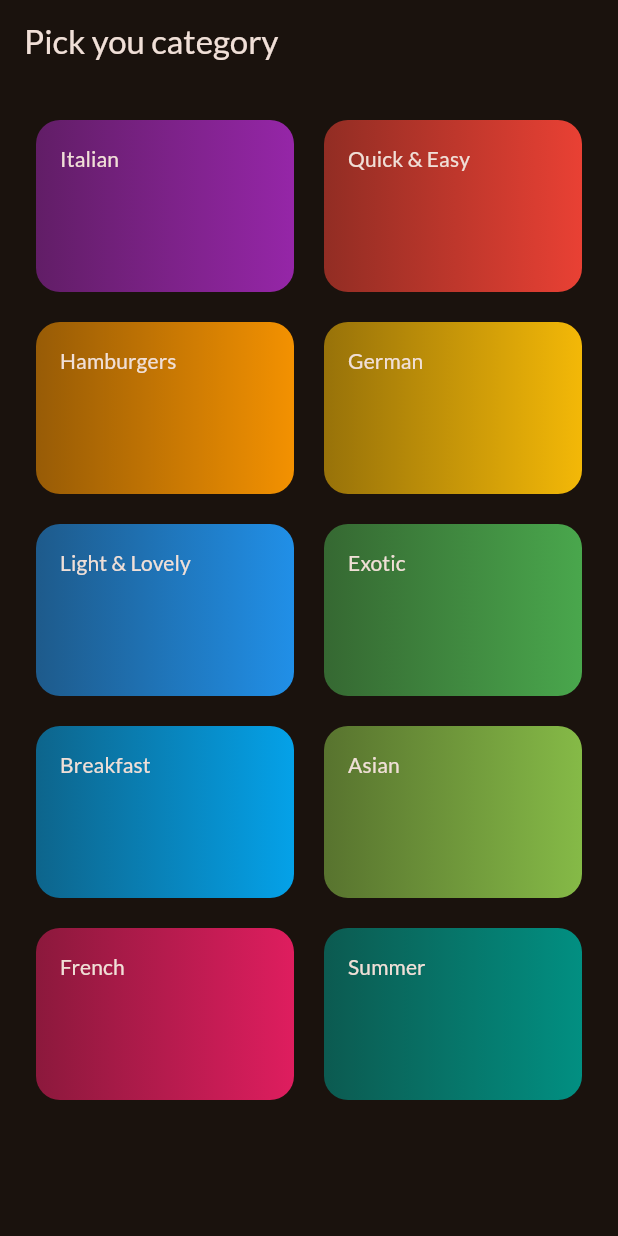
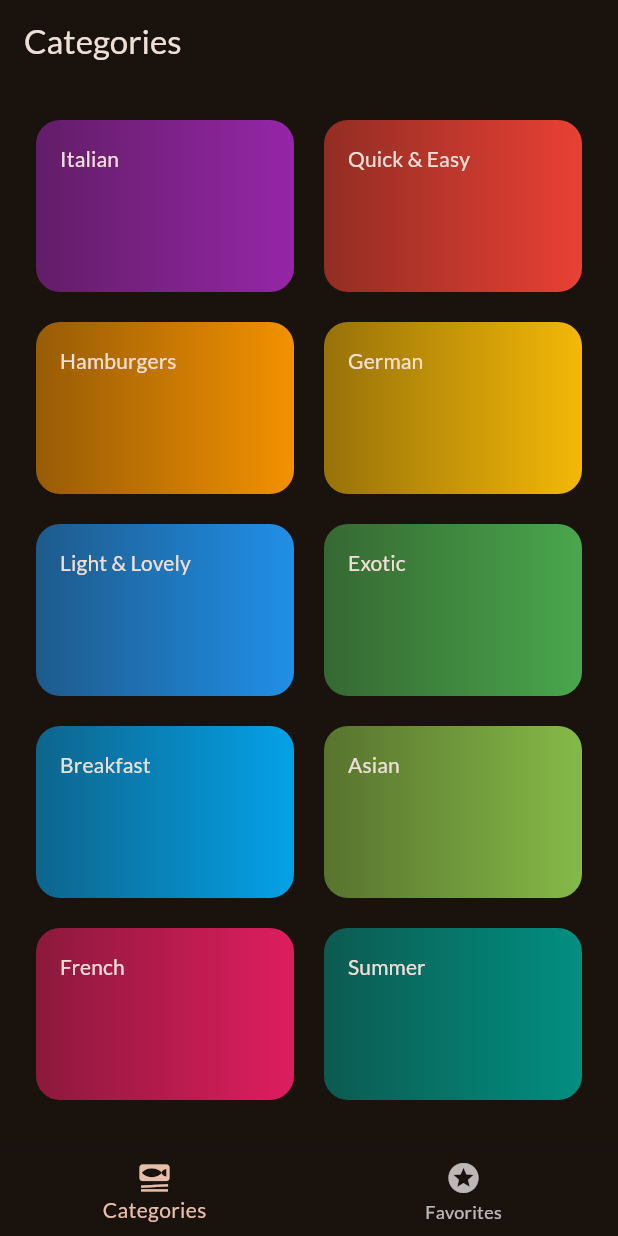
Before and after one commit to QuemS/meals-app-flutter, a Flutter app: the screen it shows after launch, on a phone screen of 412 x 824 dp. Run offline on Flutter 3.47's test engine with Material 3 defaults, Android fonts, the phone set to English and light mode, and no system bars; our stand-ins replace google_fonts, transparent_image.

```diff
--- a/lib/main.dart
+++ b/lib/main.dart
@@ -1,7 +1,7 @@
 import 'package:flutter/material.dart';
 import 'package:google_fonts/google_fonts.dart';
 
-import 'package:meals/screens/categories.dart';
+import 'package:meals/screens/tabs.dart';
 
 final theme = ThemeData(
   useMaterial3: true,
@@ -23,7 +23,7 @@ class App extends StatelessWidget {
   Widget build(BuildContext context) {
     return MaterialApp(
       theme: theme,
-      home: const CategoriesScreen(),
+      home: const TabsScreen(),
     );
   }
 }
--- a/lib/screens/categories.dart
+++ b/lib/screens/categories.dart
@@ -25,11 +25,7 @@ class CategoriesScreen extends StatelessWidget {
 
   @override
   Widget build(BuildContext context) {
-    return Scaffold(
-      appBar: AppBar(
-        title: const Text('Pick you category'),
-      ),
-      body: GridView(
+    return GridView(
       padding: const EdgeInsets.all(24),
       gridDelegate: const SliverGridDelegateWithFixedCrossAxisCount(
         crossAxisCount: 2,
@@ -47,7 +43,6 @@ class CategoriesScreen extends StatelessWidget {
             ),
           )
           .toList(),
-      ),
     );
   }
 }
--- a/lib/screens/meals.dart
+++ b/lib/screens/meals.dart
@@ -7,11 +7,11 @@ import 'package:meals/widgets/meal_item.dart';
 class MealsScreen extends StatelessWidget {
   const MealsScreen({
     super.key,
-    required this.title,
+    this.title,
     required this.meals,
   });
 
-  final String title;
+  final String? title;
   final List<Meal> meals;
 
   void selectMeal(BuildContext context, Meal meal) {
@@ -57,9 +57,13 @@ class MealsScreen extends StatelessWidget {
         ),
       );
     }
+
+    if (title == null) {
+      return content;
+    }
     return Scaffold(
       appBar: AppBar(
-        title: Text(title),
+        title: Text(title!),
       ),
       body: content,
     );
--- /dev/null
+++ b/lib/screens/tabs.dart
@@ -0,0 +1,55 @@
+import 'package:flutter/material.dart';
+
+import 'package:meals/screens/categories.dart';
+import 'package:meals/screens/meals.dart';
+
+class TabsScreen extends StatefulWidget {
+  const TabsScreen({super.key});
+
+  @override
+  State<TabsScreen> createState() {
+    return _TabsScreenState();
+  }
+}
+
+class _TabsScreenState extends State<TabsScreen> {
+  int _selectedPageIndex = 0;
+
+  void _selectPage(int index) {
+    setState(() {
+      _selectedPageIndex = index;
+    });
+  }
+
+  @override
+  Widget build(BuildContext context) {
+    Widget activePage = const CategoriesScreen();
+    var activePageTitle = 'Categories';
+    if (_selectedPageIndex == 1) {
+      activePage = const MealsScreen(meals: []);
+      activePageTitle = 'Your Favorites';
+    }
+    return Scaffold(
+      appBar: AppBar(
+        title: Text(activePageTitle),
+      ),
+      body: activePage,
+      bottomNavigationBar: BottomNavigationBar(
+        onTap: (index) => {
+          _selectPage(index),
+        },
+        currentIndex: _selectedPageIndex,
+        items: const [
+          BottomNavigationBarItem(
+            icon: Icon(Icons.set_meal),
+            label: "Categories",
+          ),
+          BottomNavigationBarItem(
+            icon: Icon(Icons.stars),
+            label: "Favorites",
+          ),
+        ],
+      ),
+    );
+  }
+}
```
Lines whose indentation alone changed are shown as unchanged.
